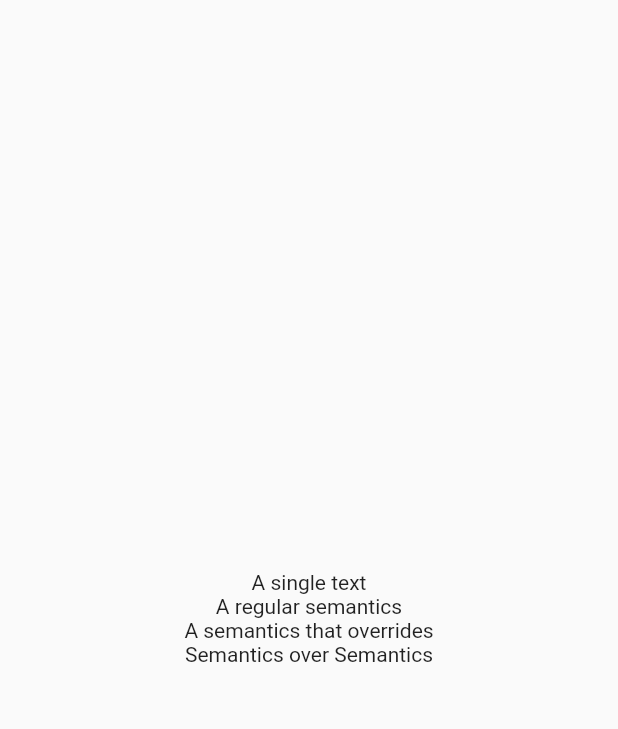
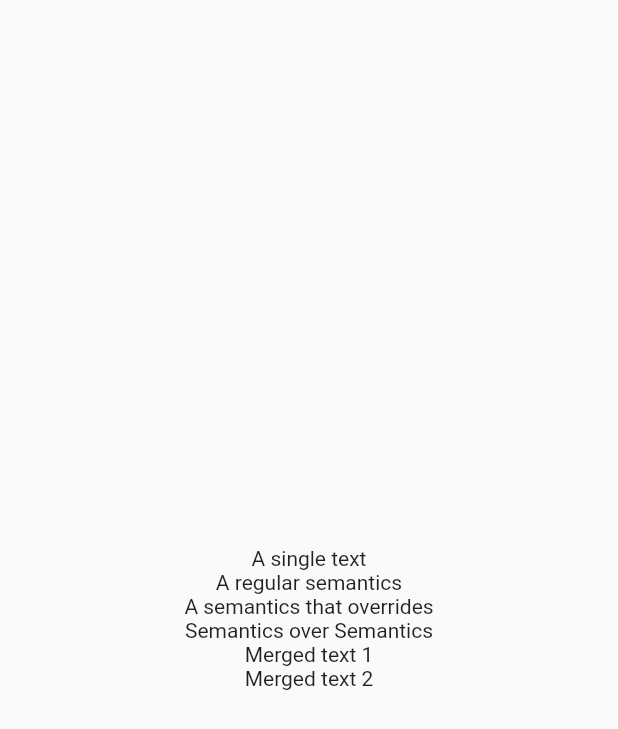
Before and after one commit to rocboronat/semantics-playground-flutter, a Flutter app: the screen it shows after launch, on a phone screen of 412 x 824 dp. Shown: the top 729 px of the screen. Run offline on Flutter 3.47's test engine with Material 2 defaults, Android fonts, the phone set to English and light mode, and no system bars.

Commit message:
Add two merged texts

```diff
--- a/lib/main.dart
+++ b/lib/main.dart
@@ -44,6 +44,14 @@ class MainScreen extends StatelessWidget {
                 child: const Text("Semantics over Semantics"),
               ),
             ),
+            MergeSemantics(
+              child: Column(
+                children: const [
+                  Text("Merged text 1"),
+                  Text("Merged text 2"),
+                ],
+              ),
+            )
           ],
         ),
       ),
```
